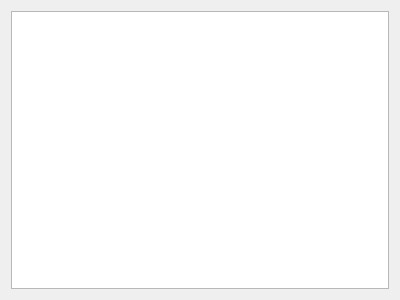
grimtnt/citra, file src/citra_qt/configuration/configure_log.ui: the form before one commit.
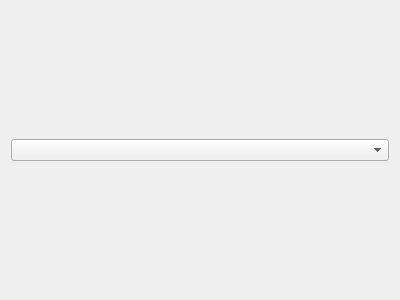
The form after the commit.

The edit to the form file:
```diff
--- a/src/citra_qt/configuration/configure_log.ui
+++ b/src/citra_qt/configuration/configure_log.ui
@@ -15,7 +15,7 @@
   </property>
   <layout class="QVBoxLayout" name="verticalLayout">
    <item>
-    <widget class="QTreeView" name="log_tree">
+    <widget class="QComboBox" name="filters_combo_box">
     </widget>
    </item>
   </layout>
```
